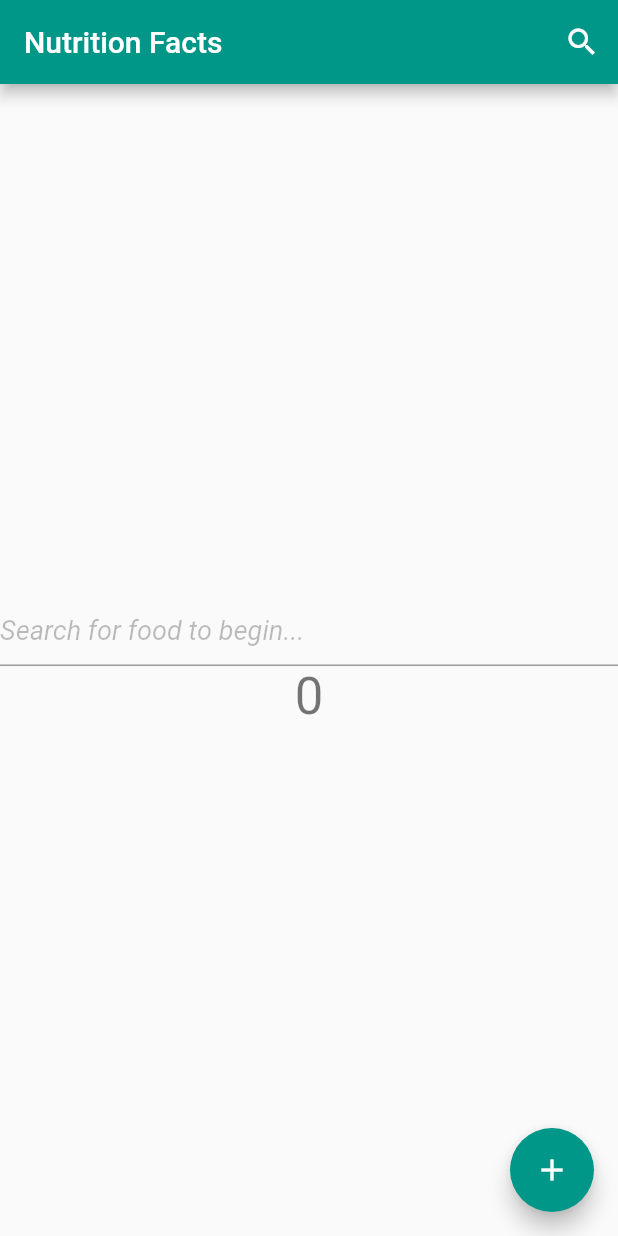
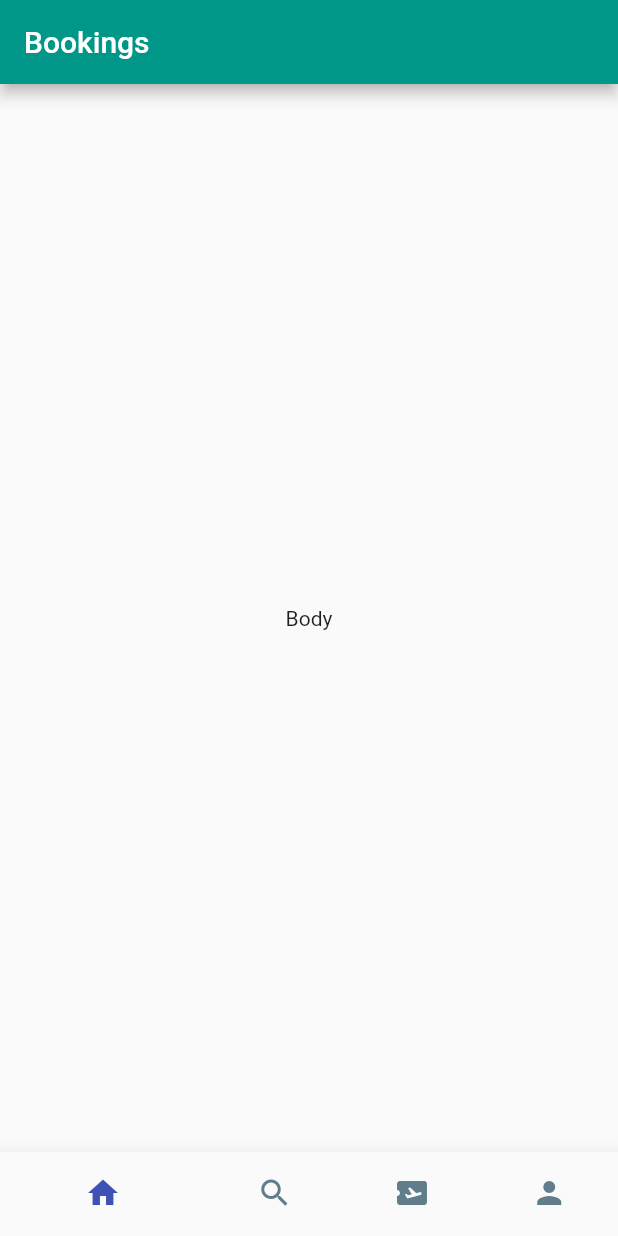
Before and after one commit to greenervigil/flutter_app, a Flutter app: the screen it shows after launch, on a phone screen of 412 x 824 dp. Run offline on Flutter 3.47's test engine with Material 2 defaults, Android fonts, the phone set to English and light mode, and no system bars.

Commit message:
Home page update

```diff
--- a/lib/main.dart
+++ b/lib/main.dart
@@ -1,4 +1,5 @@
 import 'package:flutter/material.dart';
+import 'package:flutter_app/screens/bottom_bar.dart';
 
 void main() {
   runApp(const MyApp());
@@ -11,118 +12,11 @@ class MyApp extends StatelessWidget {
   @override
   Widget build(BuildContext context) {
     return MaterialApp(
-      title: 'Nutrition App',
+      title: 'Booking App',
       theme: ThemeData(
-        // This is the theme of your application.
-        //
-        // Try running your application with "flutter run". You'll see the
-        // application has a blue toolbar. Then, without quitting the app, try
-        // changing the primarySwatch below to Colors.green and then invoke
-        // "hot reload" (press "r" in the console where you ran "flutter run",
-        // or simply save your changes to "hot reload" in a Flutter IDE).
-        // Notice that the counter didn't reset back to zero; the application
-        // is not restarted.
         primarySwatch: Colors.teal,
       ),
-      home: const MyHomePage(title: 'Nutrition Facts'),
+      home: const BottomBar(),
     );
   }
 }
-
-class MyHomePage extends StatefulWidget {
-  const MyHomePage({super.key, required this.title});
-
-  // This widget is the home page of your application. It is stateful, meaning
-  // that it has a State object (defined below) that contains fields that affect
-  // how it looks.
-
-  // This class is the configuration for the state. It holds the values (in this
-  // case the title) provided by the parent (in this case the App widget) and
-  // used by the build method of the State. Fields in a Widget subclass are
-  // always marked "final".
-
-  final String title;
-
-  @override
-  State<MyHomePage> createState() => _MyHomePageState();
-}
-
-class _MyHomePageState extends State<MyHomePage> {
-  int _counter = 0;
-
-  Icon searchIcon = const Icon(Icons.search);
-
-  void _incrementCounter() {
-    setState(() {
-      // This call to setState tells the Flutter framework that something has
-      // changed in this State, which causes it to rerun the build method below
-      // so that the display can reflect the updated values. If we changed
-      // _counter without calling setState(), then the build method would not be
-      // called again, and so nothing would appear to happen.
-      _counter++;
-    });
-  }
-
-  @override
-  Widget build(BuildContext context) {
-    // This method is rerun every time setState is called, for instance as done
-    // by the _incrementCounter method above.
-    //
-    // The Flutter framework has been optimized to make rerunning build methods
-    // fast, so that you can just rebuild anything that needs updating rather
-    // than having to individually change instances of widgets.
-    return Scaffold(
-      appBar: AppBar(
-        // Here we take the value from the MyHomePage object that was created by
-        // the App.build method, and use it to set our appbar title.
-        title: Text(widget.title),
-        actions: [IconButton(onPressed: () {}, icon: searchIcon)],
-      ),
-      body: Center(
-        // Center is a layout widget. It takes a single child and positions it
-        // in the middle of the parent.
-        child: Column(
-          // Column is also a layout widget. It takes a list of children and
-          // arranges them vertically. By default, it sizes itself to fit its
-          // children horizontally, and tries to be as tall as its parent.
-          //
-          // Invoke "debug painting" (press "p" in the console, choose the
-          // "Toggle Debug Paint" action from the Flutter Inspector in Android
-          // Studio, or the "Toggle Debug Paint" command in Visual Studio Code)
-          // to see the wireframe for each widget.
-          //
-          // Column has various properties to control how it sizes itself and
-          // how it positions its children. Here we use mainAxisAlignment to
-          // center the children vertically; the main axis here is the vertical
-          // axis because Columns are vertical (the cross axis would be
-          // horizontal).
-          mainAxisAlignment: MainAxisAlignment.center,
-          children: <Widget>[
-            const TextField(
-              decoration: InputDecoration(
-                hintText: 'Search for food to begin...',
-                hintStyle: TextStyle(
-                  color: Colors.black26,
-                  fontSize: 18,
-                  fontStyle: FontStyle.italic,
-                ),
-              ),
-              style: TextStyle(
-                color: Colors.black26,
-              ),
-            ),
-            Text(
-              '$_counter',
-              style: Theme.of(context).textTheme.headline4,
-            ),
-          ],
-        ),
-      ),
-      floatingActionButton: FloatingActionButton(
-        onPressed: _incrementCounter,
-        tooltip: 'Increment',
-        child: const Icon(Icons.add),
-      ), // This trailing comma makes auto-formatting nicer for build methods.
-    );
-  }
-}
--- /dev/null
+++ b/lib/screens/bottom_bar.dart
@@ -0,0 +1,35 @@
+import 'package:flutter/material.dart';
+
+class BottomBar extends StatefulWidget {
+  const BottomBar({super.key});
+
+  @override
+  State<BottomBar> createState() => _BottomBarState();
+}
+
+class _BottomBarState extends State<BottomBar> {
+  @override
+  Widget build(BuildContext context) {
+    return Scaffold(
+      appBar: AppBar(
+        title: const Text('Bookings'),
+      ),
+      body: const Center(
+        child: Text('Body'),
+      ),
+      bottomNavigationBar: BottomNavigationBar(
+          elevation: 10,
+          showSelectedLabels: false,
+          showUnselectedLabels: false,
+          selectedItemColor: Colors.indigo,
+          unselectedItemColor: Colors.blueGrey,
+          items: const [
+            BottomNavigationBarItem(icon: Icon(Icons.home), label: 'Home'),
+            BottomNavigationBarItem(icon: Icon(Icons.search), label: 'Search'),
+            BottomNavigationBarItem(
+                icon: Icon(Icons.airplane_ticket), label: 'Ticket'),
+            BottomNavigationBarItem(icon: Icon(Icons.person), label: 'Profile')
+          ]),
+    );
+  }
+}
```
